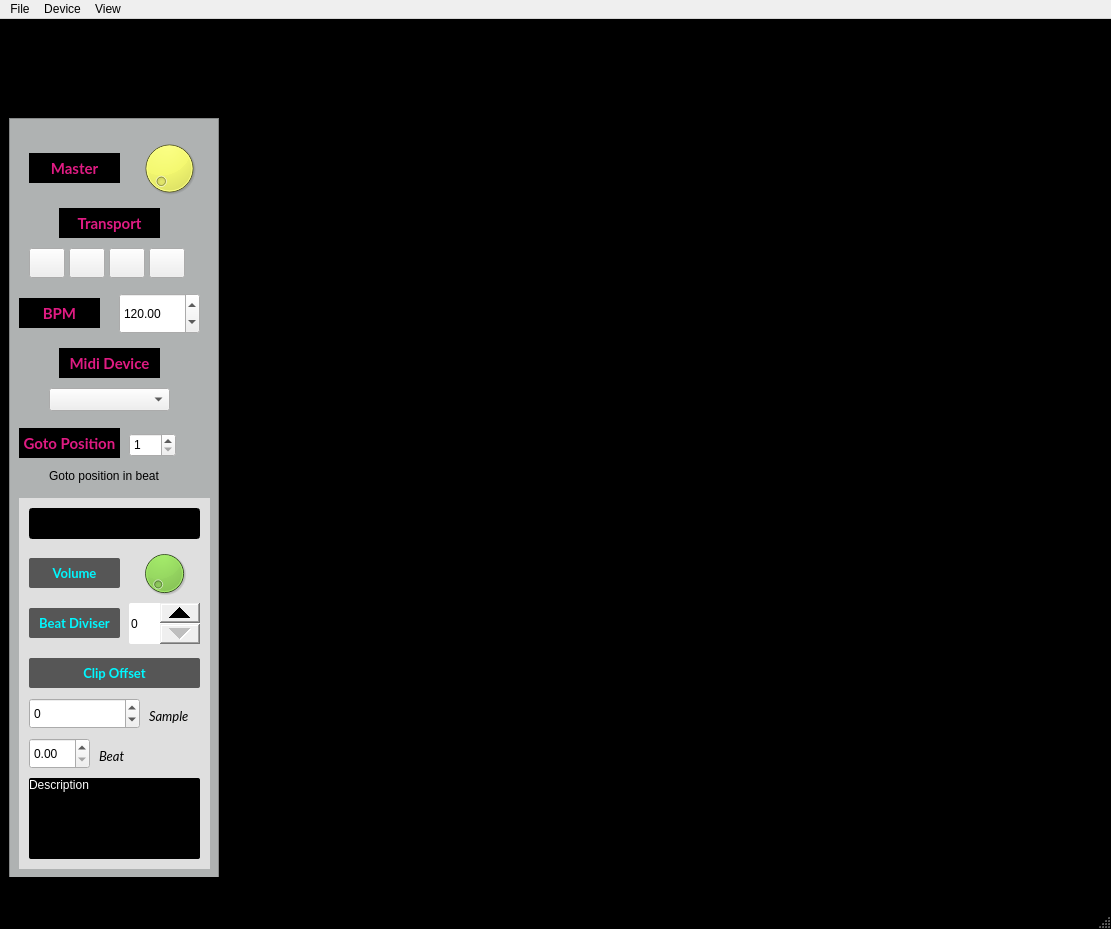
The window that gui_ui.ui (Vampouille/superboucle) describes before a commit, drawn with Qt 5.
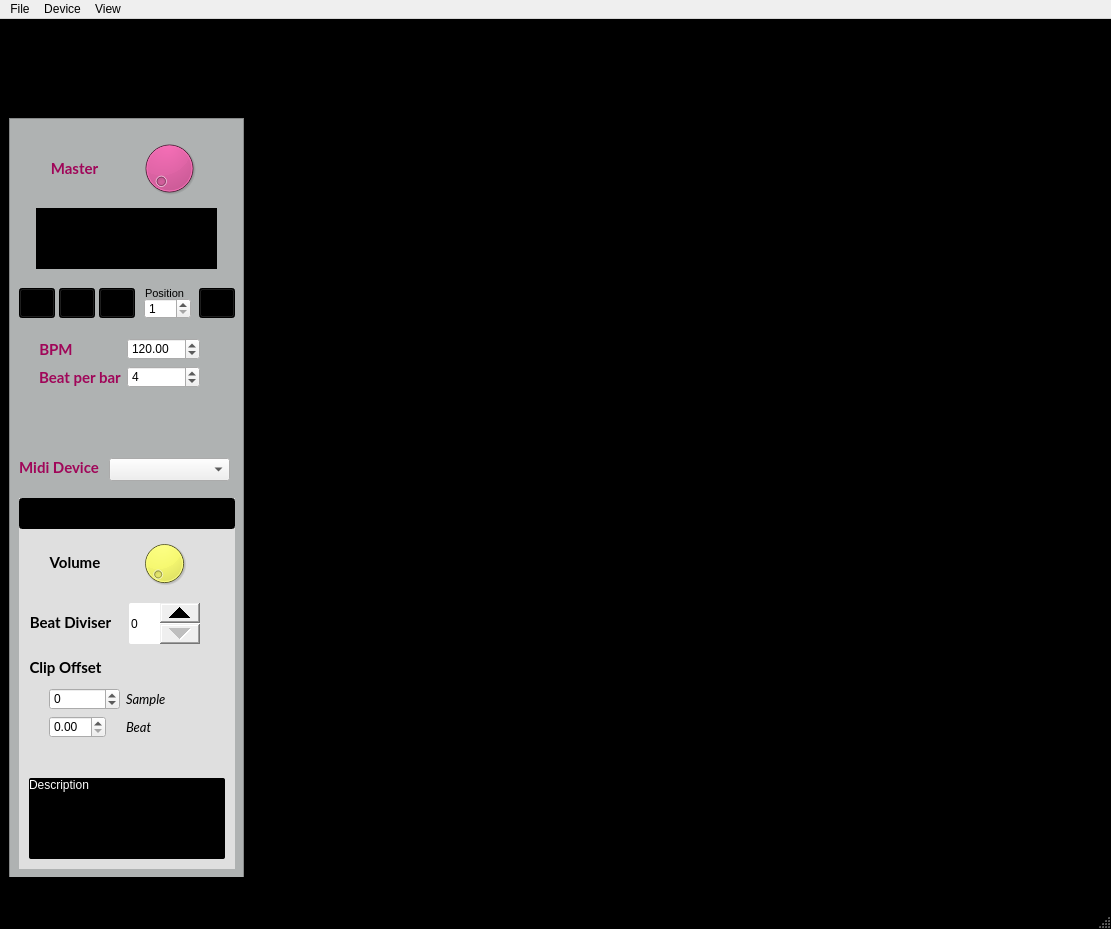
The same window after the commit. Icons and pictures are not drawn. Custom widgets are drawn as their Qt base class.

Commit message: Add bpm and beat per bar in song, new sexy design

```diff
--- a/gui_ui.ui
+++ b/gui_ui.ui
@@ -46,7 +46,7 @@
         </property>
         <property name="minimumSize">
          <size>
-          <width>210</width>
+          <width>235</width>
           <height>849</height>
          </size>
         </property>
@@ -86,7 +86,7 @@
           <rect>
            <x>0</x>
            <y>90</y>
-           <width>210</width>
+           <width>235</width>
            <height>760</height>
           </rect>
          </property>
@@ -116,7 +116,7 @@
            </size>
           </property>
           <property name="styleSheet">
-           <string notr="true">background-color: rgb(239, 248, 0);
+           <string notr="true">background-color: rgb(223, 27, 130);
 color: black;</string>
           </property>
           <property name="maximum">
@@ -142,8 +142,7 @@
            </font>
           </property>
           <property name="styleSheet">
-           <string notr="true">background-color: black;
-color: rgb(223, 27, 130);</string>
+           <string notr="true">color: rgb(160, 6, 89);</string>
           </property>
           <property name="text">
            <string>Master</string>
@@ -157,7 +156,7 @@
            <rect>
             <x>10</x>
             <y>380</y>
-            <width>191</width>
+            <width>216</width>
             <height>371</height>
            </rect>
           </property>
@@ -173,9 +172,9 @@
           <widget class="QLineEdit" name="clip_name">
            <property name="geometry">
             <rect>
-             <x>10</x>
-             <y>10</y>
-             <width>171</width>
+             <x>0</x>
+             <y>0</y>
+             <width>216</width>
              <height>31</height>
             </rect>
            </property>
@@ -188,7 +187,7 @@
             </font>
            </property>
            <property name="styleSheet">
-            <string notr="true">#clip_name {background-color: black; color: rgb(223, 27, 130);}</string>
+            <string notr="true">#clip_name {background-color: black; color: rgb(255, 253, 24);}</string>
            </property>
            <property name="alignment">
             <set>Qt::AlignCenter</set>
@@ -197,25 +196,20 @@
           <widget class="QLabel" name="label_5">
            <property name="geometry">
             <rect>
-             <x>10</x>
-             <y>60</y>
-             <width>91</width>
-             <height>30</height>
+             <x>30</x>
+             <y>55</y>
+             <width>52</width>
+             <height>19</height>
             </rect>
            </property>
            <property name="font">
             <font>
              <family>Lato</family>
-             <pointsize>10</pointsize>
+             <pointsize>11</pointsize>
              <weight>75</weight>
              <bold>true</bold>
             </font>
            </property>
-           <property name="styleSheet">
-            <string notr="true">background-color: rgb(86, 86, 86);
-color: rgb(0, 248, 255);
-border-radius: 2px;</string>
-           </property>
            <property name="text">
             <string>Volume</string>
            </property>
@@ -230,13 +224,13 @@
            <property name="geometry">
             <rect>
              <x>120</x>
-             <y>50</y>
+             <y>40</y>
              <width>51</width>
              <height>51</height>
             </rect>
            </property>
            <property name="styleSheet">
-            <string notr="true">background-color: rgb(109, 215, 23);
+            <string notr="true">background-color: rgb(241, 248, 0);
 color: black;</string>
            </property>
            <property name="maximum">
@@ -250,24 +244,19 @@
            <property name="geometry">
             <rect>
              <x>10</x>
-             <y>110</y>
-             <width>91</width>
-             <height>30</height>
+             <y>115</y>
+             <width>83</width>
+             <height>19</height>
             </rect>
            </property>
            <property name="font">
             <font>
              <family>Lato</family>
-             <pointsize>10</pointsize>
+             <pointsize>11</pointsize>
              <weight>75</weight>
              <bold>true</bold>
             </font>
            </property>
-           <property name="styleSheet">
-            <string notr="true">background-color: rgb(86, 86, 86);
-color: rgb(0, 248, 255);
-border-radius: 2px;</string>
-           </property>
            <property name="text">
             <string>Beat Diviser</string>
            </property>
@@ -295,23 +284,18 @@
             <rect>
              <x>10</x>
              <y>160</y>
-             <width>171</width>
-             <height>30</height>
+             <width>73</width>
+             <height>19</height>
             </rect>
            </property>
            <property name="font">
             <font>
              <family>Lato</family>
-             <pointsize>10</pointsize>
+             <pointsize>11</pointsize>
              <weight>75</weight>
              <bold>true</bold>
             </font>
            </property>
-           <property name="styleSheet">
-            <string notr="true">background-color: rgb(86, 86, 86);
-color: rgb(0, 248, 255);
-border-radius: 2px;</string>
-           </property>
            <property name="text">
             <string>Clip Offset</string>
            </property>
@@ -319,84 +303,12 @@
             <set>Qt::AlignCenter</set>
            </property>
           </widget>
-          <widget class="QDoubleSpinBox" name="beat_offset">
-           <property name="geometry">
-            <rect>
-             <x>10</x>
-             <y>240</y>
-             <width>61</width>
-             <height>31</height>
-            </rect>
-           </property>
-           <property name="maximum">
-            <double>20.000000000000000</double>
-           </property>
-           <property name="singleStep">
-            <double>0.500000000000000</double>
-           </property>
-          </widget>
-          <widget class="QLabel" name="label_2">
-           <property name="geometry">
-            <rect>
-             <x>130</x>
-             <y>210</y>
-             <width>44</width>
-             <height>16</height>
-            </rect>
-           </property>
-           <property name="font">
-            <font>
-             <family>Lato</family>
-             <pointsize>10</pointsize>
-             <italic>true</italic>
-            </font>
-           </property>
-           <property name="text">
-            <string>Sample</string>
-           </property>
-          </widget>
-          <widget class="QSpinBox" name="frame_offset">
-           <property name="geometry">
-            <rect>
-             <x>10</x>
-             <y>200</y>
-             <width>111</width>
-             <height>31</height>
-            </rect>
-           </property>
-           <property name="minimum">
-            <number>-4410000</number>
-           </property>
-           <property name="maximum">
-            <number>4410000</number>
-           </property>
-          </widget>
-          <widget class="QLabel" name="label">
-           <property name="geometry">
-            <rect>
-             <x>80</x>
-             <y>250</y>
-             <width>44</width>
-             <height>16</height>
-            </rect>
-           </property>
-           <property name="font">
-            <font>
-             <family>Lato</family>
-             <pointsize>10</pointsize>
-             <italic>true</italic>
-            </font>
-           </property>
-           <property name="text">
-            <string>Beat</string>
-           </property>
-          </widget>
           <widget class="QLabel" name="clip_description">
            <property name="geometry">
             <rect>
              <x>10</x>
              <y>280</y>
-             <width>171</width>
+             <width>196</width>
              <height>81</height>
             </rect>
            </property>
@@ -412,16 +324,81 @@
             <set>Qt::AlignLeading|Qt::AlignLeft|Qt::AlignTop</set>
            </property>
           </widget>
+          <widget class="QWidget" name="formLayoutWidget_2">
+           <property name="geometry">
+            <rect>
+             <x>30</x>
+             <y>190</y>
+             <width>160</width>
+             <height>61</height>
+            </rect>
+           </property>
+           <layout class="QFormLayout" name="formLayout_3">
+            <item row="0" column="0">
+             <widget class="QSpinBox" name="frame_offset">
+              <property name="minimum">
+               <number>-4410000</number>
+              </property>
+              <property name="maximum">
+               <number>4410000</number>
+              </property>
+             </widget>
+            </item>
+            <item row="1" column="0">
+             <widget class="QDoubleSpinBox" name="beat_offset">
+              <property name="maximum">
+               <double>20.000000000000000</double>
+              </property>
+              <property name="singleStep">
+               <double>0.500000000000000</double>
+              </property>
+             </widget>
+            </item>
+            <item row="0" column="1">
+             <widget class="QLabel" name="label_2">
+              <property name="font">
+               <font>
+                <family>Lato</family>
+                <pointsize>10</pointsize>
+                <italic>true</italic>
+               </font>
+              </property>
+              <property name="text">
+               <string>Sample</string>
+              </property>
+             </widget>
+            </item>
+            <item row="1" column="1">
+             <widget class="QLabel" name="label">
+              <property name="font">
+               <font>
+                <family>Lato</family>
+                <pointsize>10</pointsize>
+                <italic>true</italic>
+               </font>
+              </property>
+              <property name="text">
+               <string>Beat</string>
+              </property>
+             </widget>
+            </item>
+           </layout>
+          </widget>
          </widget>
          <widget class="QPushButton" name="startButton">
           <property name="geometry">
            <rect>
-            <x>60</x>
-            <y>130</y>
+            <x>50</x>
+            <y>170</y>
             <width>36</width>
             <height>30</height>
            </rect>
           </property>
+          <property name="styleSheet">
+           <string notr="true">QPushButton {background-color: rgb(0, 0, 0);}
+QPushButton:pressed {background-color: rgb(98, 98, 98);}
+</string>
+          </property>
           <property name="icon">
            <iconset resource="gui.qrc">
             <normaloff>:/icons_24/icons/play_24.png</normaloff>:/icons_24/icons/play_24.png</iconset>
@@ -436,12 +413,17 @@
          <widget class="QPushButton" name="pauseButton">
           <property name="geometry">
            <rect>
-            <x>100</x>
-            <y>130</y>
+            <x>90</x>
+            <y>170</y>
             <width>36</width>
             <height>30</height>
            </rect>
           </property>
+          <property name="styleSheet">
+           <string notr="true">QPushButton {background-color: rgb(0, 0, 0);}
+QPushButton:pressed {background-color: rgb(98, 98, 98);}
+</string>
+          </property>
           <property name="icon">
            <iconset resource="gui.qrc">
             <normaloff>:/icons_24/icons/pause_24.png</normaloff>:/icons_24/icons/pause_24.png</iconset>
@@ -456,12 +438,17 @@
          <widget class="QPushButton" name="rewindButton">
           <property name="geometry">
            <rect>
-            <x>20</x>
-            <y>130</y>
+            <x>10</x>
+            <y>170</y>
             <width>36</width>
             <height>30</height>
            </rect>
           </property>
+          <property name="styleSheet">
+           <string notr="true">QPushButton {background-color: rgb(0, 0, 0);}
+QPushButton:pressed {background-color: rgb(98, 98, 98);}
+</string>
+          </property>
           <property name="icon">
            <iconset resource="gui.qrc">
             <normaloff>:/icons_24/icons/rewind_24.png</normaloff>:/icons_24/icons/rewind_24.png</iconset>
@@ -473,67 +460,19 @@
            </size>
           </property>
          </widget>
-         <widget class="QDoubleSpinBox" name="bpm">
+         <widget class="QLabel" name="bbtLabel">
           <property name="geometry">
            <rect>
-            <x>110</x>
-            <y>175</y>
-            <width>81</width>
-            <height>41</height>
-           </rect>
-          </property>
-          <property name="minimum">
-           <double>1.000000000000000</double>
-          </property>
-          <property name="maximum">
-           <double>260.000000000000000</double>
-          </property>
-          <property name="value">
-           <double>120.000000000000000</double>
-          </property>
-         </widget>
-         <widget class="QLabel" name="label_10">
-          <property name="geometry">
-           <rect>
-            <x>10</x>
-            <y>180</y>
-            <width>81</width>
-            <height>30</height>
-           </rect>
-          </property>
-          <property name="font">
-           <font>
-            <family>Lato</family>
-            <pointsize>11</pointsize>
-            <weight>75</weight>
-            <bold>true</bold>
-            <kerning>true</kerning>
-           </font>
-          </property>
-          <property name="styleSheet">
-           <string notr="true">background-color: black;
-color: rgb(223, 27, 130);</string>
-          </property>
-          <property name="text">
-           <string>BPM</string>
-          </property>
-          <property name="alignment">
-           <set>Qt::AlignCenter</set>
-          </property>
-         </widget>
-         <widget class="QLabel" name="label_11">
-          <property name="geometry">
-           <rect>
-            <x>50</x>
+            <x>27</x>
             <y>90</y>
-            <width>101</width>
-            <height>30</height>
+            <width>181</width>
+            <height>61</height>
            </rect>
           </property>
           <property name="font">
            <font>
             <family>Lato</family>
-            <pointsize>11</pointsize>
+            <pointsize>14</pointsize>
             <weight>75</weight>
             <bold>true</bold>
             <kerning>true</kerning>
@@ -541,10 +480,10 @@
           </property>
           <property name="styleSheet">
            <string notr="true">background-color: black;
-color: rgb(223, 27, 130);</string>
+color: rgb(0, 255, 0);</string>
           </property>
           <property name="text">
-           <string>Transport</string>
+           <string/>
           </property>
           <property name="alignment">
            <set>Qt::AlignCenter</set>
@@ -553,12 +492,17 @@
          <widget class="QPushButton" name="gotoButton">
           <property name="geometry">
            <rect>
-            <x>140</x>
-            <y>130</y>
+            <x>190</x>
+            <y>170</y>
             <width>36</width>
             <height>30</height>
            </rect>
           </property>
+          <property name="styleSheet">
+           <string notr="true">QPushButton {background-color: rgb(0, 0, 0);}
+QPushButton:pressed {background-color: rgb(98, 98, 98);}
+</string>
+          </property>
           <property name="icon">
            <iconset resource="gui.qrc">
             <normaloff>:/icons_24/icons/goto_24.png</normaloff>:/icons_24/icons/goto_24.png</iconset>
@@ -573,10 +517,10 @@
          <widget class="QSpinBox" name="gotoTarget">
           <property name="geometry">
            <rect>
-            <x>120</x>
-            <y>315</y>
+            <x>135</x>
+            <y>180</y>
             <width>47</width>
-            <height>24</height>
+            <height>21</height>
            </rect>
           </property>
           <property name="minimum">
@@ -586,24 +530,11 @@
            <number>999999999</number>
           </property>
          </widget>
-         <widget class="QLabel" name="label_9">
-          <property name="geometry">
-           <rect>
-            <x>40</x>
-            <y>350</y>
-            <width>126</width>
-            <height>15</height>
-           </rect>
-          </property>
-          <property name="text">
-           <string>Goto position in beat</string>
-          </property>
-         </widget>
          <widget class="QComboBox" name="devicesComboBox">
           <property name="geometry">
            <rect>
-            <x>40</x>
-            <y>270</y>
+            <x>100</x>
+            <y>340</y>
             <width>121</width>
             <height>23</height>
            </rect>
@@ -612,10 +543,10 @@
          <widget class="QLabel" name="label_8">
           <property name="geometry">
            <rect>
-            <x>50</x>
-            <y>230</y>
-            <width>101</width>
-            <height>30</height>
+            <x>10</x>
+            <y>340</y>
+            <width>80</width>
+            <height>19</height>
            </rect>
           </property>
           <property name="font">
@@ -628,8 +559,7 @@
            </font>
           </property>
           <property name="styleSheet">
-           <string notr="true">background-color: black;
-color: rgb(223, 27, 130);</string>
+           <string notr="true">color: rgb(160, 6, 89);</string>
           </property>
           <property name="text">
            <string>Midi Device</string>
@@ -638,34 +568,102 @@
            <set>Qt::AlignCenter</set>
           </property>
          </widget>
-         <widget class="QLabel" name="label_12">
+         <widget class="QLabel" name="label_9">
           <property name="geometry">
            <rect>
-            <x>10</x>
-            <y>310</y>
-            <width>101</width>
-            <height>30</height>
+            <x>136</x>
+            <y>168</y>
+            <width>44</width>
+            <height>14</height>
            </rect>
           </property>
           <property name="font">
            <font>
-            <family>Lato</family>
-            <pointsize>11</pointsize>
-            <weight>75</weight>
-            <bold>true</bold>
-            <kerning>true</kerning>
+            <pointsize>8</pointsize>
            </font>
           </property>
-          <property name="styleSheet">
-           <string notr="true">background-color: black;
-color: rgb(223, 27, 130);</string>
-          </property>
           <property name="text">
-           <string>Goto Position</string>
+           <string>Position</string>
           </property>
-          <property name="alignment">
-           <set>Qt::AlignCenter</set>
+         </widget>
+         <widget class="QWidget" name="formLayoutWidget">
+          <property name="geometry">
+           <rect>
+            <x>30</x>
+            <y>220</y>
+            <width>161</width>
+            <height>61</height>
+           </rect>
           </property>
+          <layout class="QFormLayout" name="formLayout_2">
+           <item row="0" column="0">
+            <widget class="QLabel" name="label_10">
+             <property name="font">
+              <font>
+               <family>Lato</family>
+               <pointsize>11</pointsize>
+               <weight>75</weight>
+               <bold>true</bold>
+               <kerning>true</kerning>
+              </font>
+             </property>
+             <property name="styleSheet">
+              <string notr="true">color: rgb(160, 6, 89);</string>
+             </property>
+             <property name="text">
+              <string>BPM</string>
+             </property>
+             <property name="alignment">
+              <set>Qt::AlignCenter</set>
+             </property>
+            </widget>
+           </item>
+           <item row="0" column="1">
+            <widget class="QDoubleSpinBox" name="bpm">
+             <property name="minimum">
+              <double>1.000000000000000</double>
+             </property>
+             <property name="maximum">
+              <double>260.000000000000000</double>
+             </property>
+             <property name="value">
+              <double>120.000000000000000</double>
+             </property>
+            </widget>
+           </item>
+           <item row="1" column="0">
+            <widget class="QLabel" name="label_11">
+             <property name="font">
+              <font>
+               <family>Lato</family>
+               <pointsize>11</pointsize>
+               <weight>75</weight>
+               <bold>true</bold>
+               <kerning>true</kerning>
+              </font>
+             </property>
+             <property name="styleSheet">
+              <string notr="true">color: rgb(160, 6, 89);</string>
+             </property>
+             <property name="text">
+              <string>Beat per bar</string>
+             </property>
+             <property name="alignment">
+              <set>Qt::AlignCenter</set>
+             </property>
+            </widget>
+           </item>
+           <item row="1" column="1">
+            <widget class="QSpinBox" name="beat_per_bar">
+             <property name="minimum">
+              <number>1</number>
+             </property>
+             <property name="value">
+              <number>4</number>
+             </property>
+            </widget>
+           </item>
+          </layout>
          </widget>
         </widget>
        </widget>
```
Left out of the diff: 8 changed lines with no effect on the pictures. The commit also changes 9 other files.
